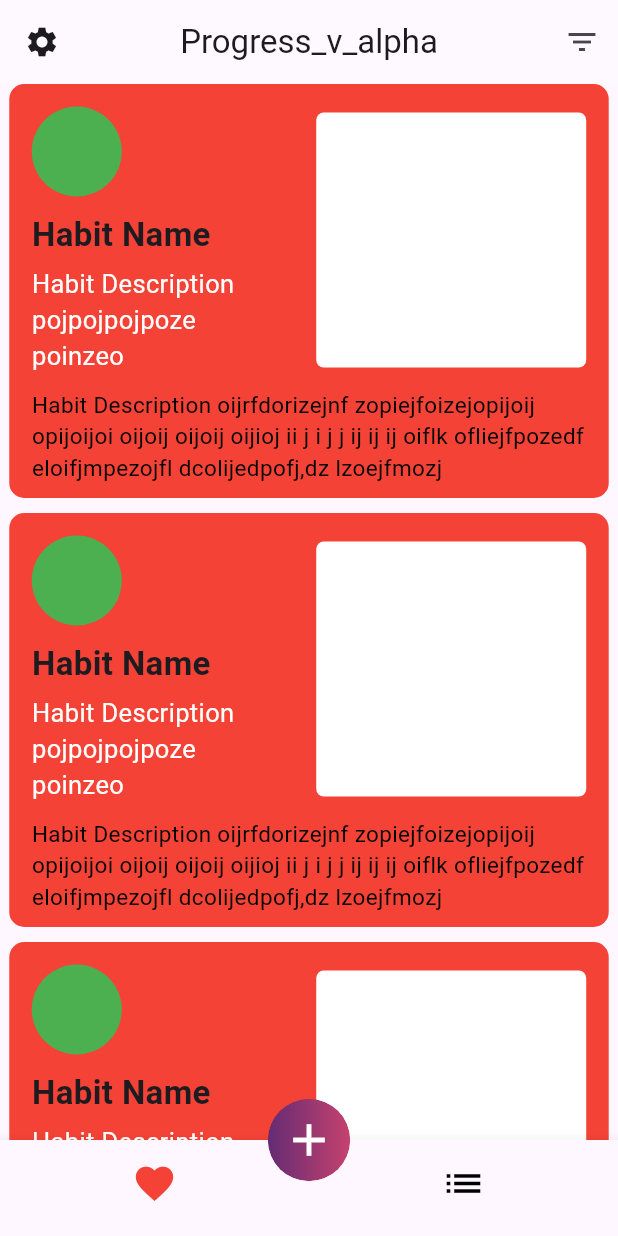
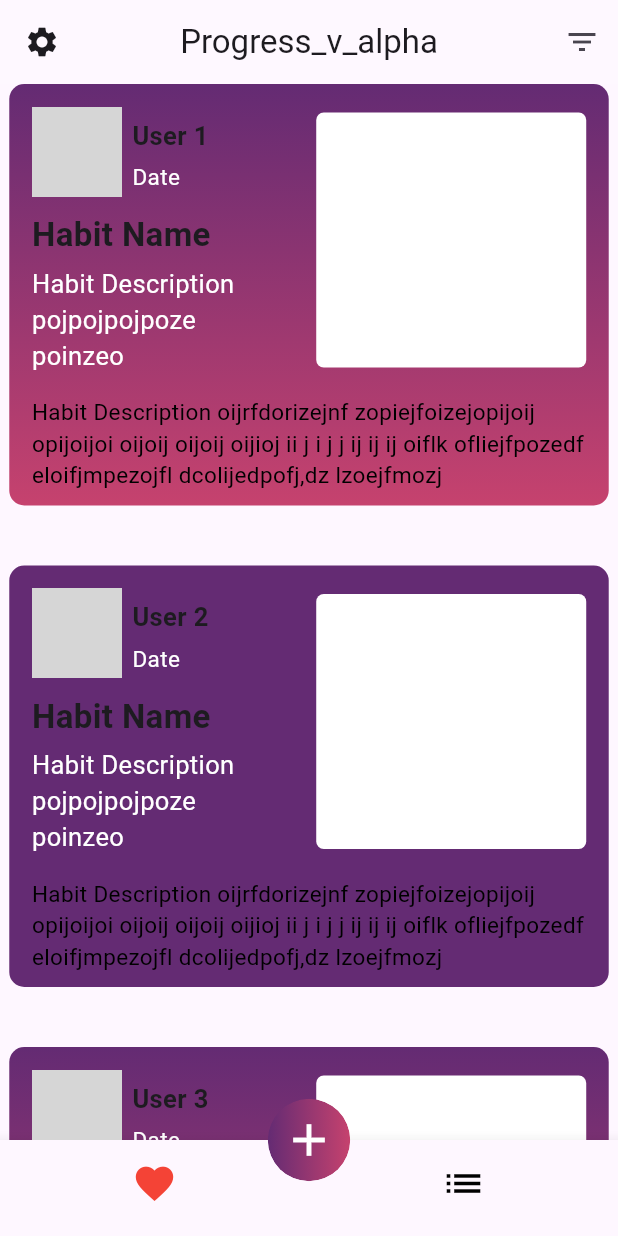
Before and after one commit to LucasThTrT/Progress, a Flutter app: the screen it shows after launch, on a phone screen of 412 x 824 dp. Run offline on Flutter 3.47's test engine with Material 3 defaults, Android fonts, the phone set to English and light mode, and no system bars; our stand-ins replace flutter_spinkit; network calls fail; grey boxes are pictures that could not be loaded.

Commit message:
Test + affichage en fonction de JsonObject

```diff
--- /dev/null
+++ b/progress_version_alpha/lib/Feed/dataTest/jsonString.dart
@@ -0,0 +1,13 @@
+// data.dart
+const String jsonString = '''
+[
+  {"title": "Habit 1", "description": "Description 1", "gradient": "1", "color1": "#642b73", "color2": "#c6426e", "user": "User 1", "profil": "https://www.missnumerique.com/blog/wp-content/uploads/une-bonne-photo-de-profil-cest-quoi-jurica-koletic.jpg"},
+  {"title": "Habit 2", "description": "Description 2", "gradient": "0", "color1": "#642b73", "user": "User 2", "profil": "https://www.missnumerique.com/blog/wp-content/uploads/conseils-pour-une-photo-de-profil-reussie-mateus-campos-felipe.jpg"},
+  {"title": "Habit 3", "description": "Description 3", "gradient": "1", "color1": "#642b73", "color2": "#c6426e", "user": "User 3", "profil": "https://www.missnumerique.com/blog/wp-content/uploads/photo-de-profil-qui-donne-envie-de-vous-rencontrer-alex-blajan.jpg"},
+  {"title": "Habit 4", "description": "Description 4", "gradient": "0", "color1": "#642b73", "user": "User 4", "profil": "https://www.missnumerique.com/blog/wp-content/uploads/photo-de-profil-qui-donne-envie-de-vous-rencontrer-alex-blajan.jpg"},
+  {"title": "Habit 5", "description": "Description 5", "gradient": "1", "color1": "#642b73", "color2": "#c6426e", "user": "User 5", "profil": "https://www.missnumerique.com/blog/wp-content/uploads/photo-de-profil-qui-donne-envie-de-vous-rencontrer-alex-blajan.jpg"},
+  {"title": "Habit 6", "description": "Description 6", "gradient": "0", "color1": "#642b73", "user": "User 6", "profil": "https://www.missnumerique.com/blog/wp-content/uploads/photo-de-profil-qui-donne-envie-de-vous-rencontrer-alex-blajan.jpg"},
+  {"title": "Habit 7", "description": "Description 7", "gradient": "1", "color1": "#642b73", "color2": "#c6426e", "user": "User 7", "profil": "https://www.missnumerique.com/blog/wp-content/uploads/photo-de-profil-qui-donne-envie-de-vous-rencontrer-alex-blajan.jpg"},
+  {"title": "Habit 8", "description": "Description 8", "gradient": "0", "color1": "#642b73", "user": "User 8", "profil": "https://www.missnumerique.com/blog/wp-content/uploads/photo-de-profil-qui-donne-envie-de-vous-rencontrer-alex-blajan.jpg"}
+]
+''';
--- a/progress_version_alpha/lib/Feed/feed.dart
+++ b/progress_version_alpha/lib/Feed/feed.dart
@@ -1,9 +1,17 @@
+import 'dart:convert';
+
 import 'package:flutter/material.dart';
 
+// Structure
 import '../Structure/myAppBar.dart';
 import '../Structure/myBottomNavigationBar.dart';
 import '../Structure/myFloatingActionButton.dart';
+
+// Card
 import 'myCardContents.dart';
+
+// JSON data
+import 'dataTest/jsonString.dart';
 
 class MyFeed extends StatelessWidget {
   const MyFeed({super.key});
@@ -38,10 +46,14 @@ class MyFeedView extends StatelessWidget {
 
   @override
   Widget build(BuildContext context) {
+    // Decode the JSON
+    List<dynamic> jsonArray = jsonDecode(jsonString);
+
     return ListView.builder(
-      itemCount: 5, // Number of items in the list
+      itemCount: jsonArray.length, // Number of items in the list
       itemBuilder: (BuildContext context, int index) {
-        return MyCompletedHabit(key: UniqueKey());
+        // Pass each JSON object to MyCompletedHabit
+        return MyCompletedHabit(key: UniqueKey(), jsonObject: jsonArray[index]);
       },
     );
   }
@@ -49,23 +61,18 @@ class MyFeedView extends StatelessWidget {
 
 // Custom widget for the card + a little space between the cards
 class MyCompletedHabit extends StatelessWidget {
-  const MyCompletedHabit({super.key});
+
+  final dynamic jsonObject;
+
+  const MyCompletedHabit({super.key, required this.jsonObject});
 
   @override
   Widget build(BuildContext context) {
     return Column(
       children: [
         // Container de la card
-        Container(
-          width: MediaQuery.of(context).size.width * 0.97, // Width set to 90% of the screen width
-          // Height: on ne le défini pas car il s'adapte a la taille du contenu
-          decoration: BoxDecoration(
-            color: Colors.red, // Background color of the container
-            borderRadius: BorderRadius.circular(10.0), // Border radius of the container
-          ),
-          child: const MyCardContents(), // Custom widget for the card
-        ),
-        const SizedBox(height: 10.0), // To give space between the containers
+        MyCardContents(jsonObject: jsonObject), // Custom widget for the content of the card
+        const SizedBox(height: 40.0), // To give space between the containers
       ],
     );
   }
--- a/progress_version_alpha/lib/Feed/myCardContents.dart
+++ b/progress_version_alpha/lib/Feed/myCardContents.dart
@@ -1,31 +1,105 @@
 // Custom widget for the content of the card
 import 'package:flutter/material.dart';
 
+// Services pour la couleur
+import '../Services/getColorFromHex.dart';
+
+// pour trouver l'image dans le fichier a supprimer dans le futur
+// import 'dart:io';
+
 class MyCardContents extends StatelessWidget {
-  const MyCardContents({super.key});
+
+  final dynamic jsonObject;
+
+  const MyCardContents({super.key, required this.jsonObject});
 
   @override
   Widget build(BuildContext context) {
-    return Column(
+    Color? color = _getCardColor(jsonObject);
+
+    return Container(
+    // Taille de la card
+      width: MediaQuery.of(context).size.width * 0.97, // Width set to 97% of the screen width
+      decoration: BoxDecoration(
+        borderRadius: BorderRadius.circular(10.0), // Border radius of the container
+        // Use gradient if enabled, otherwise use single color
+
+        // Couleur de la card
+        color: color,
+        gradient: color == null ? _getGradient(jsonObject) : null, // Gradient
+      ),
+
+      // Contenu de la card
+      child: Column(
         children: [
           const SizedBox(height: 15.0), // To give space between the container and the text
           Row(
             children: [
               const SizedBox(width: 15.0), // To give space between the container and the text
+              SizedBox(
+                width: 170.0, // Width of the container
+                child: Column(
+                  crossAxisAlignment: CrossAxisAlignment.start,
+                  children: [
+
+                    // PROFIL DE L'UTILISATEUR
+                    Row(
+                      children: [
+
+                        // Image de profil
+                        Container(
+                          width: 60.0, // Width of the container
+                          height: 60.0, // Height of the container
+                          decoration: BoxDecoration(
+                            shape: BoxShape.circle, // Shape of the container
+                            image: DecorationImage(
+                              image: NetworkImage(jsonObject['profil']),
+                              // Stockage de l'image locale
+                              //image: FileImage(File('dataTest/img/user/user1.jpeg')), // Image URL
+                              fit: BoxFit.fill, // Fit the image within the container
+                            ),
+                          ),
+                        ),
+
+                        const SizedBox(width: 7.0), // To give space between the container and the text
+
+                        // Informations de l'utilisateur
                         Column(
                           crossAxisAlignment: CrossAxisAlignment.start,
                           children: [
-                Container(
-                  width: 60.0, // Width of the container
-                  height: 60.0, // Height of the container
-                  decoration: const BoxDecoration(
-                    shape: BoxShape.circle, // Shape of the container
-                    color: Colors.green, // Background color of the container
+                            const SizedBox(height: 5.0), // To give space between the container and the text
+                            SizedBox(
+                              child: Text(
+                                jsonObject['user'], // Text to be displayed
+                                style: const TextStyle(
+                                  fontSize: 17.0, // Font size of the text
+                                  fontWeight: FontWeight.bold, // Font weight of the text
+                                ),
+                                textAlign: TextAlign.left, // Alignement du texte
                               ),
                             ),
+
+                            // Date de la publication
+                            const SizedBox(height: 5.0), // To give space between the container and the text
+                            const SizedBox(
+                              child: Text(
+                                'Date', // Text to be displayed
+                                style: TextStyle(
+                                  fontSize: 15.0, // Font size of the text
+                                  color: Colors.white, // Color of the text
+                                ),
+                                textAlign: TextAlign.left, // Alignement du texte
+                              ),
+                            ),
+                          ],
+                        ),
+                      ],
+                    ),
+
                     const SizedBox(height: 10.0), // To give space between the container and the text
+
+                    // Habit Name
                     const SizedBox(
-                  width: 150.0, // Width of the container
                       child: Text(
                         'Habit Name', // Text to be displayed
                         style: TextStyle(
@@ -49,6 +123,7 @@ class MyCardContents extends StatelessWidget {
                     ),
                   ],
                 ),
+              ),
               const Spacer(), // Pour pousser mon container a droite
               Container(
                 width: 180.0, // Width of the container
@@ -61,7 +136,7 @@ class MyCardContents extends StatelessWidget {
               const SizedBox(width: 15.0), // To give space between the container and the text
             ],
           ),
-        const SizedBox(height: 10.0), // To give space between the container and the text
+          const SizedBox(height: 15.0), // To give space between the container and the text
           const Padding(
             padding: EdgeInsets.symmetric(horizontal: 15.0),
             child: Text(
@@ -74,6 +149,34 @@ class MyCardContents extends StatelessWidget {
           ),
           const SizedBox(height: 10.0), // To give space between the container and the text
         ],
+      ),
     );
   }
+
+  Color? _getCardColor(Map<String, dynamic> jsonObject) {
+    bool useGradient = jsonObject['gradient'] == "1"; // Check if gradient is enabled
+
+    if (useGradient) {
+      return null; // Set color to null for gradient
+    } else {
+      return getColorFromHex(jsonObject["color1"]); // Use single color
     }
+  }
+
+  LinearGradient? _getGradient(Map<String, dynamic> jsonObject) {
+    bool useGradient = jsonObject['gradient'] == "1"; // Check if gradient is enabled
+
+    if (useGradient) {
+      // Use gradient colors if "gradient" key is "1"
+      Color color1 = getColorFromHex(jsonObject["color1"]);
+      Color color2 = getColorFromHex(jsonObject["color2"]);
+      return LinearGradient(
+        colors: [color1, color2],
+        begin: Alignment.topCenter,
+        end: Alignment.bottomCenter,
+      );
+    } else {
+      return null; // Return null if gradient is not enabled
+    }
+  }
+}
--- /dev/null
+++ b/progress_version_alpha/lib/Services/getColorFromHex.dart
@@ -0,0 +1,9 @@
+import 'package:flutter/material.dart';
+
+Color getColorFromHex(String hexColor) {
+  hexColor = hexColor.toUpperCase().replaceAll("#", "");
+  if (hexColor.length == 6) {
+    hexColor = "FF$hexColor";
+  }
+  return Color(int.parse(hexColor, radix: 16));
+}
```
Also changed, not shown: progress_version_alpha/lib/Feed/dataTest/img/user/user1.jpeg (added), 1 other file. Lines whose indentation alone changed are shown as unchanged.
